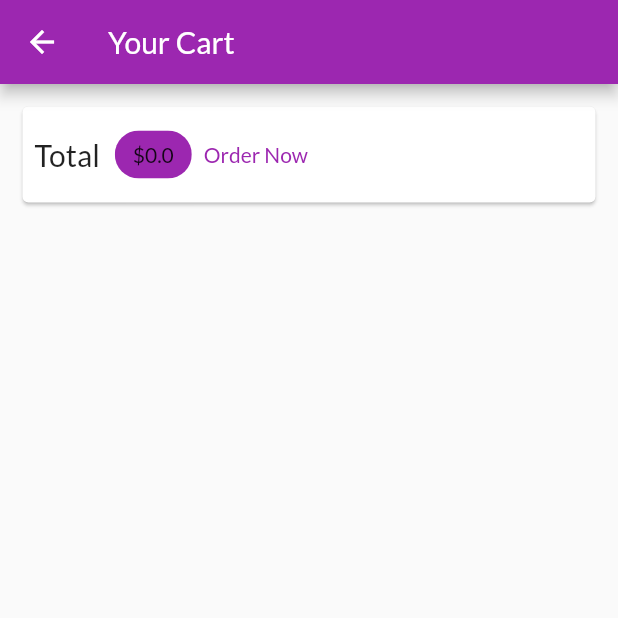
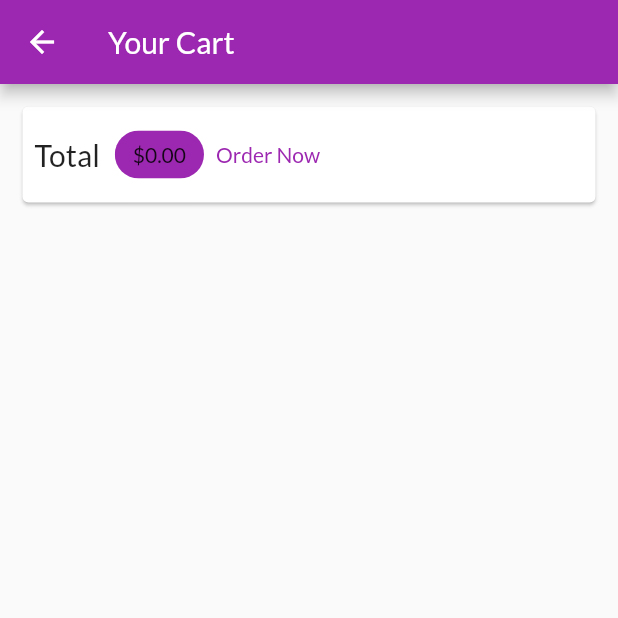
Before and after one commit to TodorMarkov88/flutter_shop, a Flutter app: the CartScreen screen opened by its route, after a tap on "Order Now", on a phone screen of 412 x 824 dp, the top half of it. Run offline on Flutter 3.47's test engine with Material 2 defaults, Android fonts, the phone set to English and light mode, and no system bars; network calls fail.

```diff
--- a/lib/screens/cart_screen.dart
+++ b/lib/screens/cart_screen.dart
@@ -3,6 +3,7 @@ import 'package:flutter/material.dart';
 import 'package:provider/provider.dart';
 import '../providers/cart.dart' show Cart;
 import '../widgets/cart_item.dart';
+import '../providers/orders.dart';
 
 class CartScreen extends StatelessWidget {
   static const routeName = '/cart';
@@ -33,12 +34,16 @@ class CartScreen extends StatelessWidget {
                     width: 10,
                   ),
                   Chip(
-                    label: Text('\$${cart.totalAmount}'),
+                    label: Text('\$${cart.totalAmount.toStringAsFixed(2)}'),
                     backgroundColor: Theme.of(context).colorScheme.primary,
                   ),
                   TextButton(
                     child: const Text('Order Now'),
-                    onPressed: () {},
+                    onPressed: () {
+                      Provider.of<Orders>(context, listen: false).addOrder(
+                          cart.items.values.toList(), cart.totalAmount);
+                      cart.clear();
+                    },
                   )
                 ],
               ),
--- /dev/null
+++ b/lib/screens/orders_screen.dart
@@ -0,0 +1,26 @@
+import 'package:flutter/material.dart';
+
+import 'package:provider/provider.dart';
+import '../providers/orders.dart' show Orders;
+import '../widgets/order_item.dart';
+import '../widgets/app_drawer.dart';
+
+class OrdersScreen extends StatelessWidget {
+  static const routeName = '/orders';
+
+  @override
+  Widget build(BuildContext context) {
+    final orderData = Provider.of<Orders>(context);
+
+    return Scaffold(
+      appBar: AppBar(
+        title: const Text('Your Orders'),
+      ),
+      drawer: const AppDrawer(),
+      body: ListView.builder(
+        itemCount: orderData.orders.length,
+        itemBuilder: (ctx, i) => OrderItem(orderData.orders[i]),
+      ),
+    );
+  }
+}
--- a/lib/screens/products_overview_screen.dart
+++ b/lib/screens/products_overview_screen.dart
@@ -1,8 +1,10 @@
 import 'package:flutter/material.dart';
 import 'package:provider/provider.dart';
+import 'package:shop_app/widgets/app_drawer.dart';
 
 import '../widgets/products_grid.dart';
 import '../widgets/badge.dart';
+import '../widgets/app_drawer.dart';
 import '../providers/cart.dart';
 import './cart_screen.dart';
 
@@ -66,6 +68,7 @@ class _ProductsOverviewScreenState extends State<ProductsOverviewScreen> {
           ),
         ],
       ),
+      drawer: const AppDrawer(),
       body: ProductsGrid(_showOnlyFavorites),
     );
   }
--- /dev/null
+++ b/lib/widgets/order_item.dart
@@ -0,0 +1,68 @@
+import 'package:flutter/material.dart';
+import 'package:intl/intl.dart';
+import '../providers/orders.dart' as ord;
+
+import 'dart:math';
+
+class OrderItem extends StatefulWidget {
+  final ord.OrderItem order;
+  const OrderItem(this.order);
+
+  @override
+  State<OrderItem> createState() => _OrderItemState();
+}
+
+class _OrderItemState extends State<OrderItem> {
+  var _expanded = false;
+
+  @override
+  Widget build(BuildContext context) {
+    return Card(
+      margin: const EdgeInsets.all(10),
+      child: Column(
+        children: [
+          ListTile(
+            title: Text('\$${widget.order.amount}'),
+            subtitle: Text(
+              DateFormat('dd/MM/yyyy hh:mm').format(widget.order.datetime),
+            ),
+            trailing: IconButton(
+              icon: Icon(_expanded ? Icons.expand_less : Icons.expand_more),
+              onPressed: () {
+                setState(() {
+                  _expanded = !_expanded;
+                });
+              },
+            ),
+          ),
+          if (_expanded)
+            Container(
+              padding: const EdgeInsets.symmetric(horizontal: 15, vertical: 4),
+              height: min(widget.order.products.length * 20.0 + 10, 100),
+              child: ListView(
+                children: widget.order.products
+                    .map(
+                      (prod) => Row(
+                        mainAxisAlignment: MainAxisAlignment.spaceBetween,
+                        children: [
+                          Text(
+                            prod.title,
+                            style: const TextStyle(
+                                fontSize: 18, fontWeight: FontWeight.bold),
+                          ),
+                          Text(
+                            '${prod.quantity}x \$${prod.price}',
+                            style: const TextStyle(
+                                fontSize: 18, color: Colors.grey),
+                          )
+                        ],
+                      ),
+                    )
+                    .toList(),
+              ),
+            ),
+        ],
+      ),
+    );
+  }
+}
--- a/pubspec.yaml
+++ b/pubspec.yaml
@@ -30,6 +30,7 @@ dependencies:
   flutter:
     sdk: flutter
   provider: ^6.0.4
+  intl: ^0.18.0
 
   # The following adds the Cupertino Icons font to your application.
   # Use with the CupertinoIcons class for iOS style icons.
```
Also changed, not shown: lib/main.dart (+4 -3 lines), lib/widgets/app_drawer.dart (added, +37 -0 lines), pubspec.lock.
